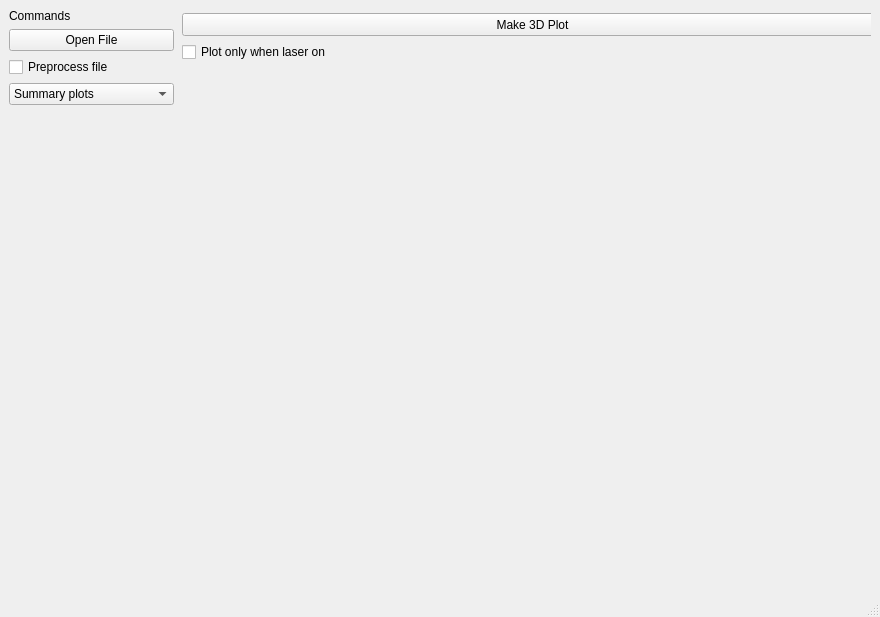
First picture: the form in qt_poc/ui/main_window.ui, repository sw580844/ngif_romar, before the edit.
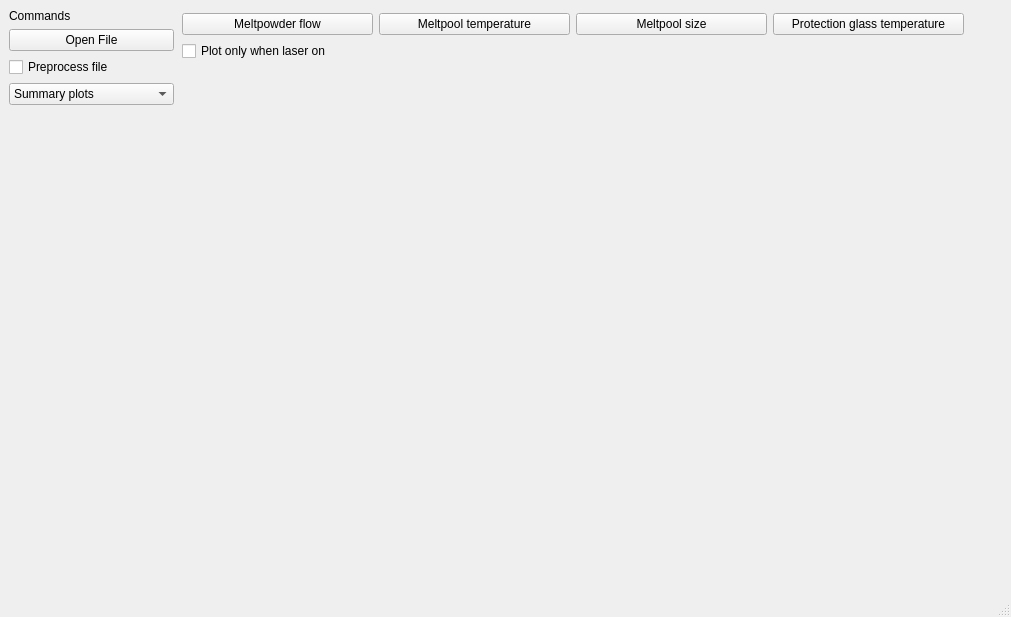
Second picture: the form after the edit. The open tabs and pages were chosen to show the change.

Commit message: 3D plots toggle preprocessing/laser correctly

Patch:
```diff
--- a/qt_poc/ui/main_window.ui
+++ b/qt_poc/ui/main_window.ui
@@ -6,7 +6,7 @@
    <rect>
     <x>0</x>
     <y>0</y>
-    <width>880</width>
+    <width>1011</width>
     <height>617</height>
    </rect>
   </property>
@@ -278,32 +278,44 @@
            <rect>
             <x>2</x>
             <y>4</y>
-            <width>701</width>
-            <height>561</height>
+            <width>782</width>
+            <height>627</height>
            </rect>
           </property>
           <layout class="QGridLayout" name="gridLayout_7">
-           <item row="0" column="0">
-            <widget class="QPushButton" name="page4_pushbutton_makeplot">
-             <property name="minimumSize">
-              <size>
-               <width>699</width>
-               <height>23</height>
-              </size>
-             </property>
-             <property name="text">
-              <string>Make 3D Plot</string>
-             </property>
-            </widget>
-           </item>
-           <item row="1" column="0">
-            <widget class="QCheckBox" name="page4_checkBox_laseron">
-             <property name="text">
-              <string>Plot only when laser on</string>
-             </property>
-            </widget>
-           </item>
            <item row="2" column="0">
+            <layout class="QGridLayout" name="gridLayout_8">
+             <item row="0" column="3">
+              <widget class="QPushButton" name="page4_pushButton_glassTemp">
+               <property name="text">
+                <string>Protection glass temperature</string>
+               </property>
+              </widget>
+             </item>
+             <item row="0" column="1">
+              <widget class="QPushButton" name="page4_pushButton_poolTemp">
+               <property name="text">
+                <string>Meltpool temperature</string>
+               </property>
+              </widget>
+             </item>
+             <item row="0" column="2">
+              <widget class="QPushButton" name="page4_pushButton_poolSize">
+               <property name="text">
+                <string>Meltpool size</string>
+               </property>
+              </widget>
+             </item>
+             <item row="0" column="0">
+              <widget class="QPushButton" name="page4_pushButton_flowWatch">
+               <property name="text">
+                <string>Meltpowder flow</string>
+               </property>
+              </widget>
+             </item>
+            </layout>
+           </item>
+           <item row="4" column="0">
             <widget class="QWidget" name="page4_centre" native="true">
              <property name="minimumSize">
               <size>
@@ -313,6 +325,13 @@
              </property>
             </widget>
            </item>
+           <item row="3" column="0">
+            <widget class="QCheckBox" name="page4_checkBox_laseron">
+             <property name="text">
+              <string>Plot only when laser on</string>
+             </property>
+            </widget>
+           </item>
           </layout>
          </widget>
         </widget>
```
Left out of the diff: 4 changed lines with no effect on the pictures. The commit also changes 2 other files.
